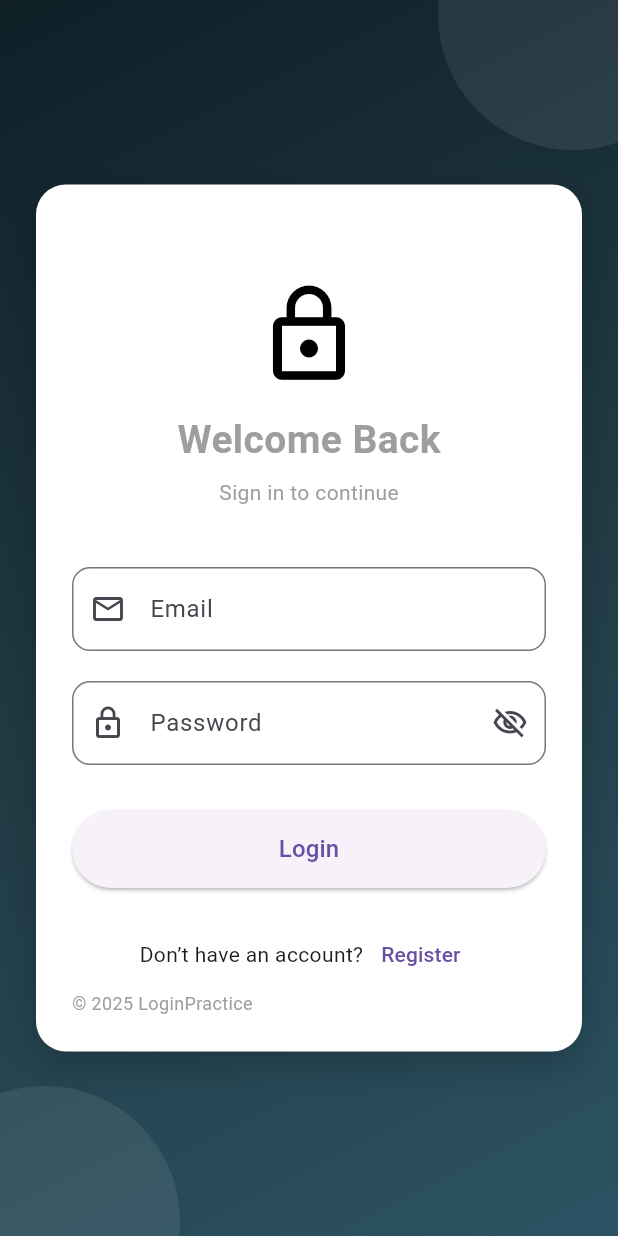
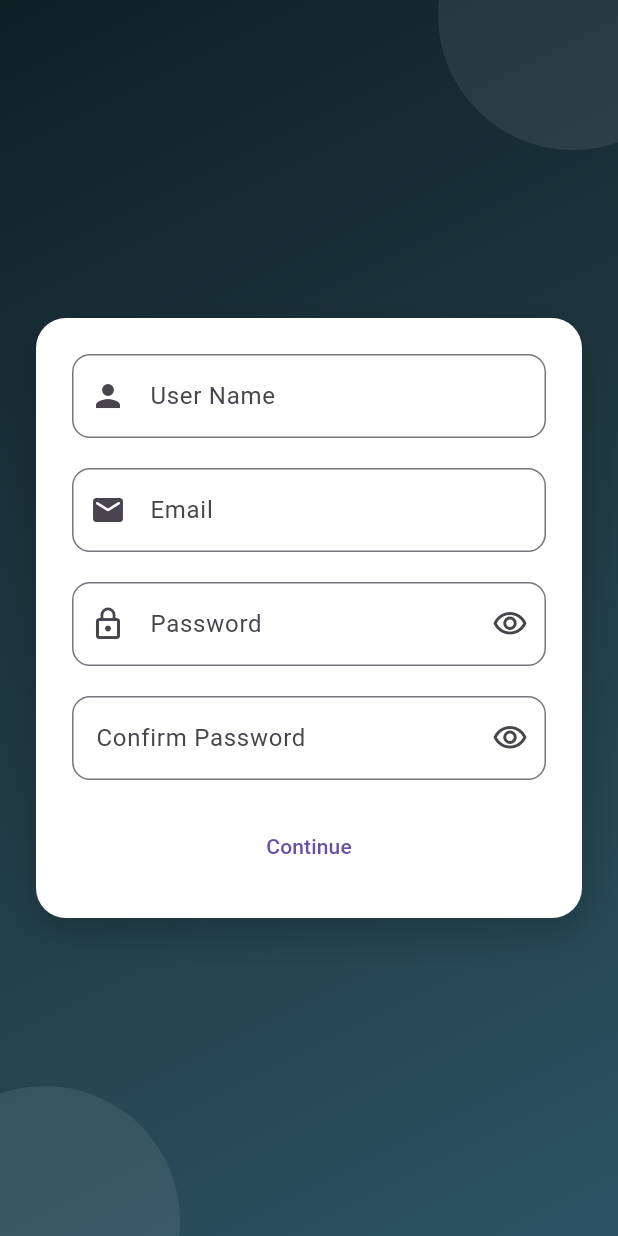
Before and after one commit to vickyrana2401/loginpage, a Flutter app: the screen it shows after launch, after a tap on "Register", on a phone screen of 412 x 824 dp. Run offline on Flutter 3.47's test engine with Material 3 defaults, Android fonts, the phone set to English and light mode, and no system bars; our stand-ins replace firebase_auth, firebase_core, fluttertoast; accounts and stored records are empty; network calls fail.

Commit message:
update register page

```diff
--- /dev/null
+++ b/lib/Pages/RegisterPage.dart
@@ -0,0 +1,126 @@
+import "package:flutter/material.dart";
+import "package:loginproduction/function/AppBackground.dart";
+
+class Registerpage extends StatelessWidget {
+  const Registerpage.RegisterPage({super.key});
+
+  @override
+  Widget build(BuildContext context) {
+    return Scaffold(
+      body: AppBackground(
+        child:SafeArea(
+          child: Stack(
+            children:[
+              Positioned(
+                bottom: -80,
+                left: -60,
+                child: Container(
+                  width: 180,
+                  height: 180,
+                  decoration: BoxDecoration(
+                    color: Colors.white.withValues(alpha: 0.08),
+                    shape:BoxShape.circle,
+                  ),
+                ),
+              ),
+              Positioned(
+                top: -80,
+                right:-60,
+                child: Container(
+                  width: 180,
+                  height: 180,
+                  decoration: BoxDecoration(
+                    color:Colors.white.withValues(alpha:0.08),
+                    shape: BoxShape.circle,
+                  ),
+                ),
+              ),
+              Center(
+                child:SingleChildScrollView(
+                  padding:const EdgeInsets.all(24),
+                  child:Container(
+                    padding: const EdgeInsets.all(24),
+                    decoration: BoxDecoration(
+                      color:Colors.white,
+                      borderRadius : BorderRadius.circular(20),
+                      boxShadow: [
+                        BoxShadow(
+                          color: Colors.black.withValues(alpha:0.2),
+                          blurRadius: 20,
+                          offset: const Offset(0,10)
+                        )
+                      ]
+                    ),
+                    child: Column(
+                      mainAxisAlignment: MainAxisAlignment.center,
+                        children: [
+                          TextField(
+                            keyboardType:TextInputType.text,
+                            decoration: InputDecoration(
+                              labelText:"User Name",
+                              hintText: " Username",
+                              prefixIcon: const Icon(Icons.person),
+                              border: OutlineInputBorder(
+                                  borderRadius:BorderRadius.circular(12),
+                              )
+                            ),
+                          ),
+                          const SizedBox(height:20),
+                          TextField(
+                            keyboardType: TextInputType.emailAddress,
+                            decoration: InputDecoration(
+                              labelText:"Email" ,
+                              prefixIcon: const Icon(Icons.email_rounded),
+                              border: OutlineInputBorder(
+                              borderRadius:BorderRadius.circular(12),
+                              ),
+                            ),
+                          ),
+                          const SizedBox(height:20),
+                          TextField(
+                            obscureText:true,
+                            keyboardType: TextInputType.visiblePassword,
+                            decoration: InputDecoration(
+                              labelText: "Password",
+                              prefixIcon: const Icon(Icons.lock_outline),
+                              border:OutlineInputBorder(
+                                borderRadius: BorderRadius.circular(12)
+                              ),
+                              suffixIcon:IconButton(
+                                icon:Icon(Icons.visibility_outlined),
+                                onPressed: (){},
+                              ),
+                            ),
+                          ),
+                          const SizedBox(height:20),
+                          TextField(
+                            obscureText: true,
+                            keyboardType: TextInputType.visiblePassword,
+                            decoration: InputDecoration(
+                              labelText:"Confirm Password",
+                              border: OutlineInputBorder(
+                                borderRadius: BorderRadius.circular(12) ,
+                              ),
+                              suffixIcon:IconButton(
+                            icon:Icon(Icons.visibility_outlined),
+                            onPressed: (){},
+                          ),
+                            ),
+
+
+                          ),
+                          const SizedBox(height:20),
+                          TextButton(onPressed:(){}, child: Text("Continue"))
+
+
+                    ]),
+                  )
+                )
+              )
+            ]
+          ),
+        ),
+      ),
+    );
+  }
+}
--- a/lib/function/AppBackground.dart
+++ b/lib/function/AppBackground.dart
@@ -13,7 +13,7 @@ class AppBackground extends StatelessWidget {
           end: Alignment.bottomRight,
           colors: [
             Color(0xFF0F2027),
-            Color(0xFF203A43),
+            Color(0xFF203A42),
             Color(0xFF2C5364),
           ],
         ),
--- a/lib/function/LoginScreen.dart
+++ b/lib/function/LoginScreen.dart
@@ -2,6 +2,7 @@ import 'package:firebase_auth/firebase_auth.dart';
 import 'package:flutter/material.dart';
 import 'package:fluttertoast/fluttertoast.dart';
 import 'package:loginproduction/Pages/LoginSuccessful.dart';
+import 'package:loginproduction/Pages/RegisterPage.dart';
 
 
 
@@ -132,6 +133,10 @@ class _LoginScreenState extends State<LoginScreen> {
                   const Text("Don’t have an account?"),
                   TextButton(
                     onPressed: () {
+                      Navigator.push(
+                          context,
+                          MaterialPageRoute(builder: (context)=> Registerpage.RegisterPage())
+                      );
 
                     },
                     child: const Text("Register"),
--- a/lib/main.dart
+++ b/lib/main.dart
@@ -3,7 +3,7 @@ import 'package:flutter/material.dart';
 import 'package:loginproduction/function/AppBackground.dart';
 import 'package:loginproduction/function/LoginScreen.dart';
 import 'package:loginproduction/function/header.dart';
-import 'firebase_options.dart';
+
 
 
 void main()  async{
```
